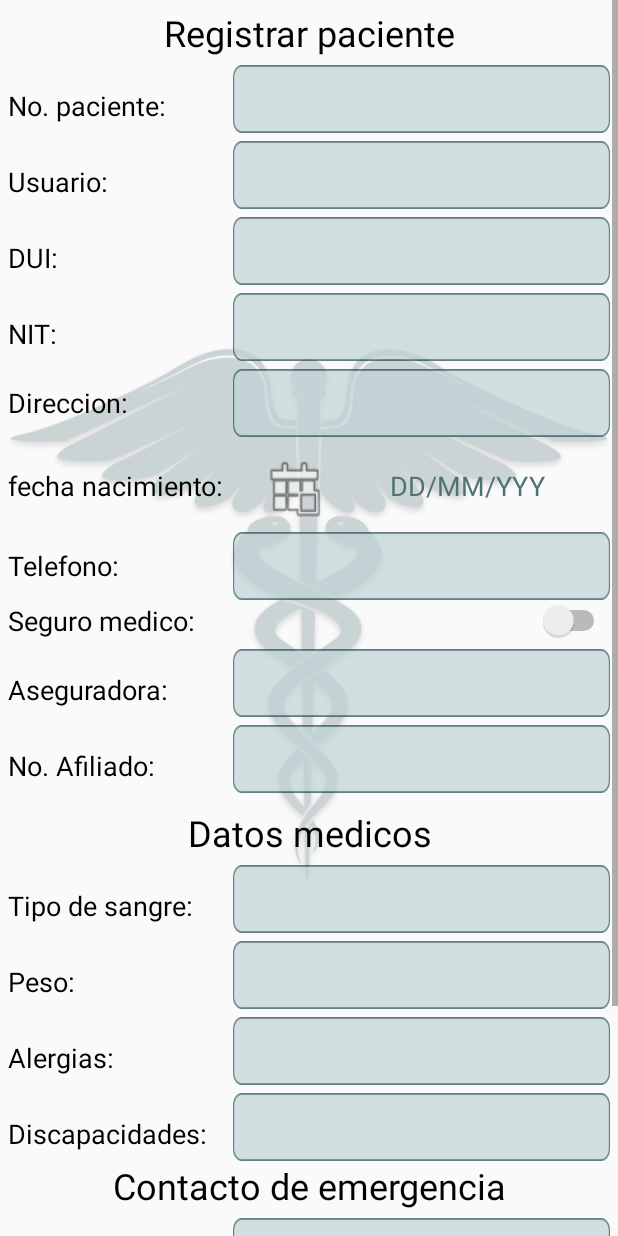
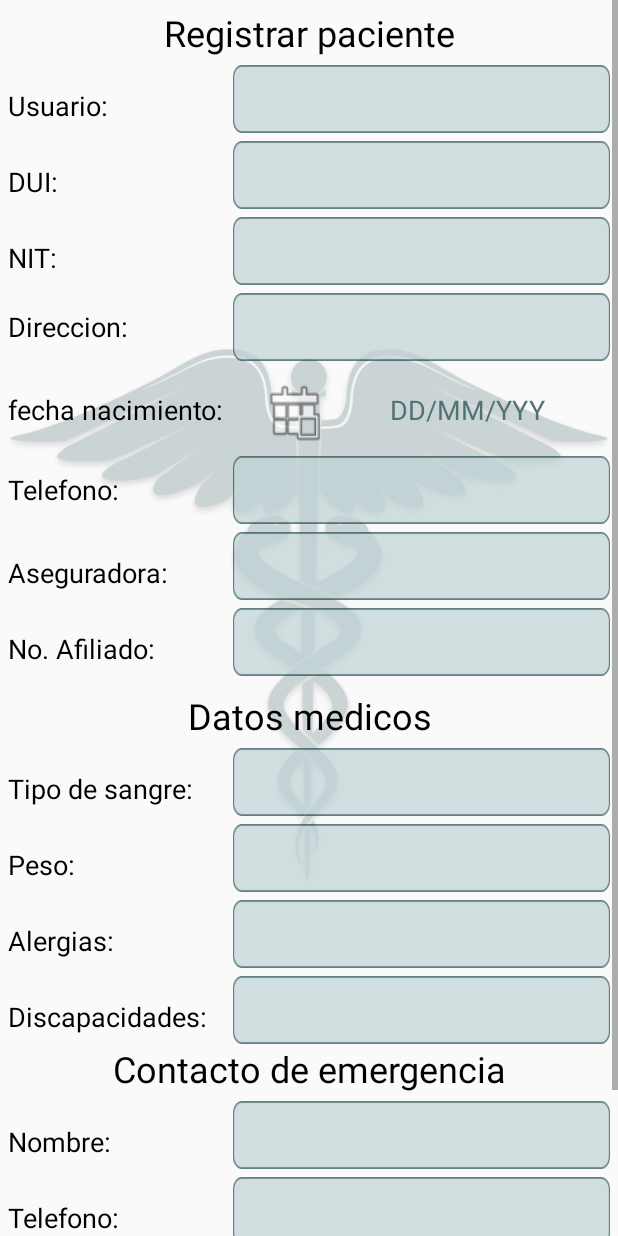
Before and after one commit to AndresKenichi/PruebaNavegacion, an Android app: the fragment RegistrarPaciente shown on its own in the app's theme, on a phone screen of 412 x 824 dp. Run offline under Robolectric (Android 15) with nearby library versions, the phone set to English and light mode, and no system bars.

Commit message:
cambios  Registrar Paciente

```diff
--- a/app/src/main/res/layout/ar_fragment_registrar_paciente.xml
+++ b/app/src/main/res/layout/ar_fragment_registrar_paciente.xml
@@ -39,33 +39,6 @@
                     android:text="Registrar paciente"
                     android:textColor="#000000"
                     android:textSize="24sp" />
-
-                <LinearLayout
-                    android:layout_width="match_parent"
-                    android:layout_height="match_parent"
-                    android:orientation="horizontal">
-
-                    <TextView
-                        android:id="@+id/textView9"
-                        android:layout_width="300dp"
-                        android:layout_height="wrap_content"
-                        android:layout_marginTop="10dp"
-                        android:layout_weight="1"
-                        android:text="No. paciente:"
-                        android:textColor="#000000"
-                        android:textSize="18sp" />
-
-                    <EditText
-                        android:id="@+id/editTextNumber"
-                        android:layout_width="match_parent"
-                        android:layout_height="45dp"
-                        android:layout_marginTop="5dp"
-                        android:layout_weight="1"
-                        android:background="@drawable/edtlow"
-                        android:ems="10"
-                        android:inputType="number"
-                        android:textColor="#000000" />
-                </LinearLayout>
 
                 <LinearLayout
                     android:layout_width="match_parent"
@@ -241,16 +214,6 @@
                         android:inputType="phone"
                         android:textColor="#000000" />
                 </LinearLayout>
-
-                <Switch
-                    android:id="@+id/switch1"
-                    android:layout_width="match_parent"
-                    android:layout_height="wrap_content"
-                    android:text="Seguro medico:"
-                    android:textColor="#000000"
-                    android:textOff="NO"
-                    android:textOn="SI"
-                    android:textSize="18sp" />
 
                 <LinearLayout
                     android:layout_width="match_parent"
```
